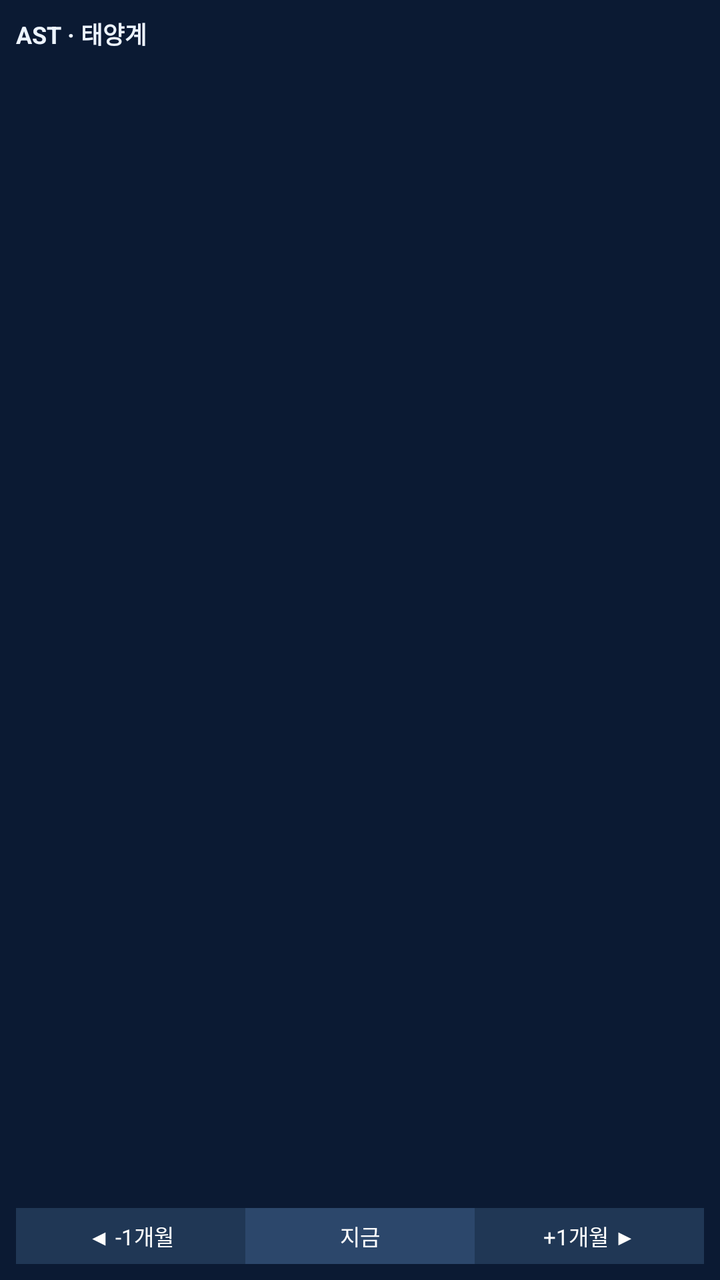
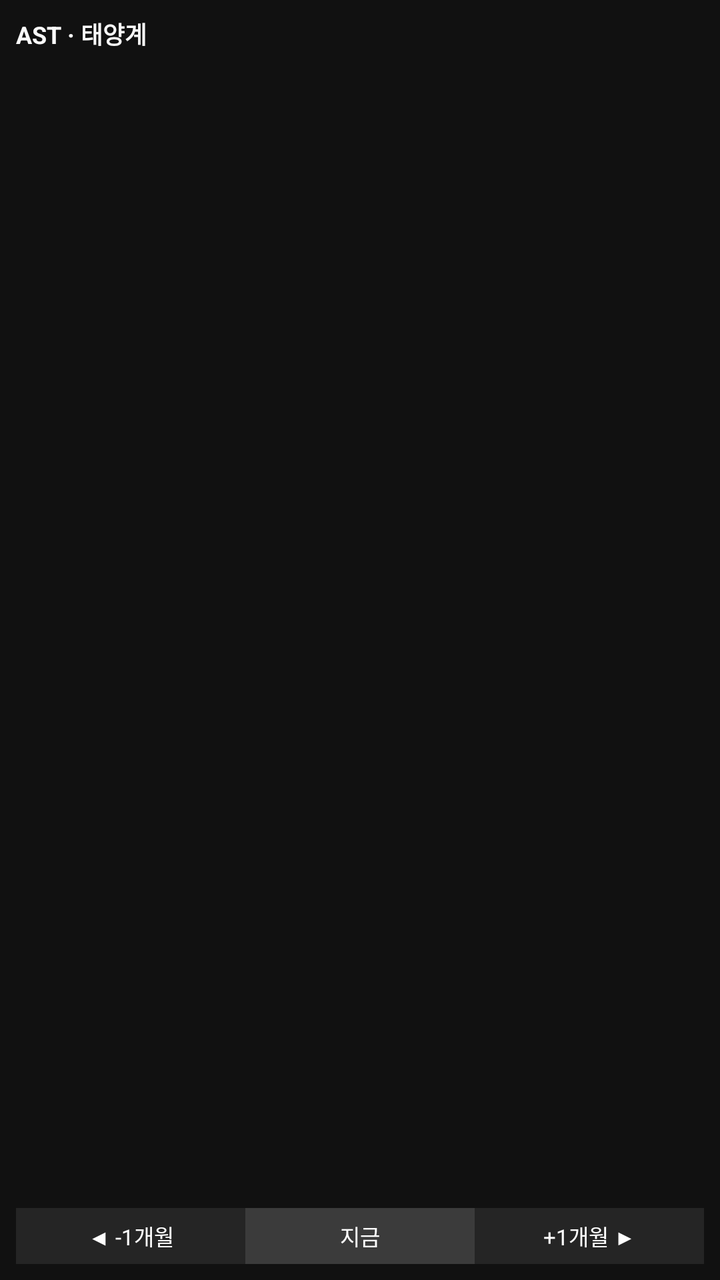

Before-and-after screenshots of an Android layout around one commit, followed by the original layout XML and the change that was made.
<!-- AndroidManifest.xml: application theme android:Theme.Material.NoActionBar -->
<!-- res/layout/widget_solar.xml -->
<?xml version="1.0" encoding="utf-8"?>
<LinearLayout xmlns:android="http://schemas.android.com/apk/res/android"
    android:layout_width="match_parent" android:layout_height="match_parent"
    android:orientation="vertical" android:background="#0B1A33"
    android:padding="8dp">
    <LinearLayout android:layout_width="match_parent" android:layout_height="wrap_content" android:orientation="horizontal">
        <TextView android:id="@+id/solar_title" android:layout_width="0dp" android:layout_weight="1" android:layout_height="wrap_content" android:textColor="#EDF4FF" android:textSize="12sp" android:textStyle="bold" android:text="AST · 태양계"/>
        <TextView android:id="@+id/solar_date" android:layout_width="wrap_content" android:layout_height="wrap_content" android:textColor="#A0B7D8" android:textSize="10sp"/>
    </LinearLayout>
    <ImageView android:id="@+id/solar_image" android:layout_width="match_parent" android:layout_height="0dp" android:layout_weight="1" android:scaleType="fitXY" android:contentDescription="태양계 좌표 그림"/>
    <TextView android:id="@+id/solar_note" android:layout_width="match_parent" android:layout_height="wrap_content" android:textSize="9sp" android:textColor="#849CBF" android:gravity="center"/>
    <LinearLayout android:layout_width="match_parent" android:layout_height="28dp" android:orientation="horizontal" android:gravity="center">
        <TextView android:id="@+id/solar_prev" android:layout_width="0dp" android:layout_weight="1" android:layout_height="match_parent" android:gravity="center" android:text="◀ -1개월" android:textSize="11sp" android:textColor="#FFFFFF" android:background="#203755"/>
        <TextView android:id="@+id/solar_now" android:layout_width="0dp" android:layout_weight="1" android:layout_height="match_parent" android:gravity="center" android:text="지금" android:textSize="11sp" android:textColor="#FFFFFF" android:background="#2C476B"/>
        <TextView android:id="@+id/solar_next" android:layout_width="0dp" android:layout_weight="1" android:layout_height="match_parent" android:gravity="center" android:text="+1개월 ▶" android:textSize="11sp" android:textColor="#FFFFFF" android:background="#203755"/>
    </LinearLayout>
</LinearLayout>
<!-- resources referenced by this layout -->
<resources>

</resources>

<!-- the commit's change to res/layout/widget_solar.xml (unified diff, before → after) -->
@@ -1,17 +1,17 @@
 <?xml version="1.0" encoding="utf-8"?>
 <LinearLayout xmlns:android="http://schemas.android.com/apk/res/android"
     android:layout_width="match_parent" android:layout_height="match_parent"
-    android:orientation="vertical" android:background="#0B1A33"
+    android:orientation="vertical" android:background="#111111"
     android:padding="8dp">
     <LinearLayout android:layout_width="match_parent" android:layout_height="wrap_content" android:orientation="horizontal">
-        <TextView android:id="@+id/solar_title" android:layout_width="0dp" android:layout_weight="1" android:layout_height="wrap_content" android:textColor="#EDF4FF" android:textSize="12sp" android:textStyle="bold" android:text="AST · 태양계"/>
-        <TextView android:id="@+id/solar_date" android:layout_width="wrap_content" android:layout_height="wrap_content" android:textColor="#A0B7D8" android:textSize="10sp"/>
+        <TextView android:id="@+id/solar_title" android:layout_width="0dp" android:layout_weight="1" android:layout_height="wrap_content" android:textColor="#FAFAFA" android:textSize="12sp" android:textStyle="bold" android:text="AST · 태양계"/>
+        <TextView android:id="@+id/solar_date" android:layout_width="wrap_content" android:layout_height="wrap_content" android:textColor="#AEAEAE" android:textSize="10sp"/>
     </LinearLayout>
     <ImageView android:id="@+id/solar_image" android:layout_width="match_parent" android:layout_height="0dp" android:layout_weight="1" android:scaleType="fitXY" android:contentDescription="태양계 좌표 그림"/>
-    <TextView android:id="@+id/solar_note" android:layout_width="match_parent" android:layout_height="wrap_content" android:textSize="9sp" android:textColor="#849CBF" android:gravity="center"/>
+    <TextView android:id="@+id/solar_note" android:layout_width="match_parent" android:layout_height="wrap_content" android:textSize="9sp" android:textColor="#969696" android:gravity="center"/>
     <LinearLayout android:layout_width="match_parent" android:layout_height="28dp" android:orientation="horizontal" android:gravity="center">
-        <TextView android:id="@+id/solar_prev" android:layout_width="0dp" android:layout_weight="1" android:layout_height="match_parent" android:gravity="center" android:text="◀ -1개월" android:textSize="11sp" android:textColor="#FFFFFF" android:background="#203755"/>
-        <TextView android:id="@+id/solar_now" android:layout_width="0dp" android:layout_weight="1" android:layout_height="match_parent" android:gravity="center" android:text="지금" android:textSize="11sp" android:textColor="#FFFFFF" android:background="#2C476B"/>
-        <TextView android:id="@+id/solar_next" android:layout_width="0dp" android:layout_weight="1" android:layout_height="match_parent" android:gravity="center" android:text="+1개월 ▶" android:textSize="11sp" android:textColor="#FFFFFF" android:background="#203755"/>
+        <TextView android:id="@+id/solar_prev" android:layout_width="0dp" android:layout_weight="1" android:layout_height="match_parent" android:gravity="center" android:text="◀ -1개월" android:textSize="11sp" android:textColor="#FFFFFF" android:background="#252525"/>
+        <TextView android:id="@+id/solar_now" android:layout_width="0dp" android:layout_weight="1" android:layout_height="match_parent" android:gravity="center" android:text="지금" android:textSize="11sp" android:textColor="#FFFFFF" android:background="#3B3B3B"/>
+        <TextView android:id="@+id/solar_next" android:layout_width="0dp" android:layout_weight="1" android:layout_height="match_parent" android:gravity="center" android:text="+1개월 ▶" android:textSize="11sp" android:textColor="#FFFFFF" android:background="#252525"/>
     </LinearLayout>
 </LinearLayout>
